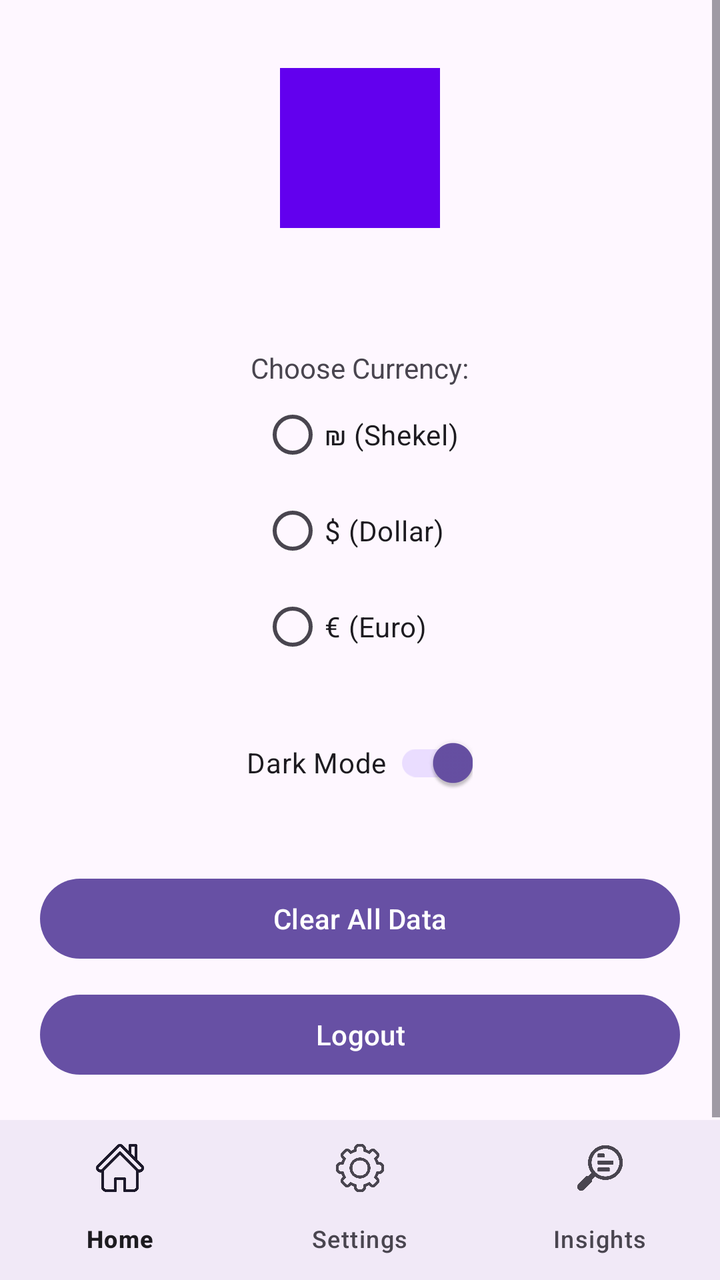
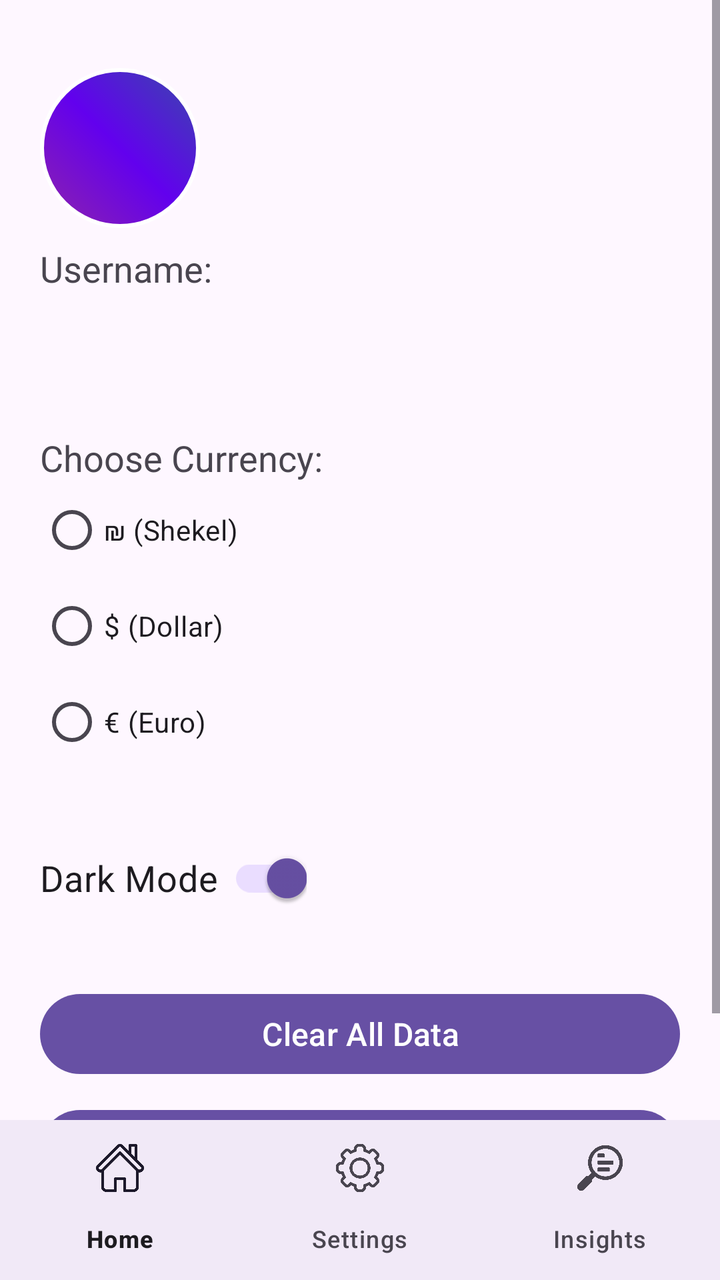

The first picture is an Android layout as it rendered before a commit; the second is the same layout after the commit. The layout source and the unified diff follow.
<!-- AndroidManifest.xml: application theme Theme.Finsight1 -->
<!-- res/layout/activity_settings.xml -->
<?xml version="1.0" encoding="utf-8"?>
<androidx.constraintlayout.widget.ConstraintLayout
    xmlns:android="http://schemas.android.com/apk/res/android"
    xmlns:app="http://schemas.android.com/apk/res-auto"
    android:id="@+id/main"
    android:layout_width="match_parent"
    android:layout_height="match_parent">

    <ScrollView
        android:layout_width="match_parent"
        android:layout_height="0dp"
        app:layout_constraintTop_toTopOf="parent"
        app:layout_constraintBottom_toTopOf="@id/bottom_navigation">

        <LinearLayout
            android:layout_width="match_parent"
            android:layout_height="wrap_content"
            android:orientation="vertical"
            android:gravity="center_horizontal"
            android:padding="20dp">

            <TextView
                android:id="@+id/tvNameIcon"
                android:layout_width="80dp"
                android:layout_height="80dp"
                android:background="@drawable/circle_background"
                android:gravity="center"
                android:textColor="#FFFFFF"
                android:textSize="32sp"
                android:layout_marginTop="14dp"/>

            <TextView
                android:id="@+id/tvUsername"
                android:layout_width="wrap_content"
                android:layout_height="wrap_content"
                android:textSize="24sp"
                android:layout_marginTop="8dp"/>

            <TextView
                android:id="@+id/tvCurrency"
                android:layout_width="wrap_content"
                android:layout_height="wrap_content"
                android:text="Choose Currency:"
                android:layout_marginTop="20dp"/>

            <RadioGroup
                android:id="@+id/rbGroup"
                android:layout_width="wrap_content"
                android:layout_height="wrap_content">
                <RadioButton
                    android:id="@+id/rbShekel"
                    android:layout_width="wrap_content"
                    android:layout_height="wrap_content"
                    android:text="₪ (Shekel)"/>

                <RadioButton
                    android:id="@+id/rbDollar"
                    android:layout_width="wrap_content"
                    android:layout_height="wrap_content"
                    android:text="$ (Dollar)"/>

                <RadioButton
                    android:id="@+id/rbEuro"
                    android:layout_width="wrap_content"
                    android:layout_height="wrap_content"
                    android:text="€ (Euro)"/>
            </RadioGroup>

            <androidx.appcompat.widget.SwitchCompat
                android:id="@+id/swDarkMode"
                android:layout_width="wrap_content"
                android:layout_height="wrap_content"
                android:layout_marginTop="20dp"
                android:text="Dark Mode "
                android:checked="true"/>

            <Button
                android:id="@+id/btnClearData"
                android:layout_width="match_parent"
                android:layout_height="wrap_content"
                android:layout_marginTop="30dp"
                android:text="Clear All Data" />

            <Button
                android:id="@+id/btnLogout"
                android:layout_width="match_parent"
                android:layout_height="wrap_content"
                android:layout_marginTop="10dp"
                android:text="Logout"/>

        </LinearLayout>
    </ScrollView>

    <com.google.android.material.bottomnavigation.BottomNavigationView
        android:id="@+id/bottom_navigation"
        android:layout_width="match_parent"
        android:layout_height="wrap_content"
        android:background="?android:attr/windowBackground"
        app:menu="@menu/bottom_nav_menu"
        app:layout_constraintBottom_toBottomOf="parent"/>

</androidx.constraintlayout.widget.ConstraintLayout>
<!-- resources referenced by this layout -->
<resources>
  <!-- drawable circle_background (drawable) -->
  <shape xmlns:android="oval">
      <solid android:color="#6200EE" />
      <size android:width="60dp" android:height="60dp" />
  
  </shape>
  <style name="Theme.Finsight1" parent="Base.Theme.Finsight1" />
  <style name="Base.Theme.Finsight1" parent="Theme.Material3.DayNight.NoActionBar">
          
          
      </style>
</resources>

<!-- the commit's change to res/layout/activity_settings.xml (unified diff, before → after) -->
@@ -16,7 +16,6 @@
             android:layout_width="match_parent"
             android:layout_height="wrap_content"
             android:orientation="vertical"
-            android:gravity="center_horizontal"
             android:padding="20dp">
 
             <TextView
@@ -30,7 +29,15 @@
                 android:layout_marginTop="14dp"/>
 
             <TextView
-                android:id="@+id/tvUsername"
+                android:id="@+id/tvUsername1"
+                android:layout_width="wrap_content"
+                android:layout_height="wrap_content"
+                android:textSize="18sp"
+                android:text="Username:"
+                android:layout_marginTop="8dp"/>
+
+            <TextView
+                android:id="@+id/tvUsername2"
                 android:layout_width="wrap_content"
                 android:layout_height="wrap_content"
                 android:textSize="24sp"
@@ -40,8 +47,9 @@
                 android:id="@+id/tvCurrency"
                 android:layout_width="wrap_content"
                 android:layout_height="wrap_content"
+                android:textSize="18sp"
                 android:text="Choose Currency:"
-                android:layout_marginTop="20dp"/>
+                android:layout_marginTop="30dp"/>
 
             <RadioGroup
                 android:id="@+id/rbGroup"
@@ -70,8 +78,9 @@
                 android:id="@+id/swDarkMode"
                 android:layout_width="wrap_content"
                 android:layout_height="wrap_content"
-                android:layout_marginTop="20dp"
+                android:layout_marginTop="30dp"
                 android:text="Dark Mode "
+                android:textSize="18sp"
                 android:checked="true"/>
 
             <Button
@@ -79,6 +88,7 @@
                 android:layout_width="match_parent"
                 android:layout_height="wrap_content"
                 android:layout_marginTop="30dp"
+                android:textSize="16sp"
                 android:text="Clear All Data" />
 
             <Button
@@ -86,6 +96,7 @@
                 android:layout_width="match_parent"
                 android:layout_height="wrap_content"
                 android:layout_marginTop="10dp"
+                android:textSize="16sp"
                 android:text="Logout"/>
 
         </LinearLayout>
<!-- resource entries referenced after the edit -->
@@ -1,10 +1,23 @@
 <!-- resources referenced by this layout -->
 <resources>
   <!-- drawable circle_background (drawable) -->
-  <shape xmlns:android="oval">
-      <solid android:color="#6200EE" />
-      <size android:width="60dp" android:height="60dp" />
+  <?xml version="1.0" encoding="utf-8"?>
+  <shape xmlns:android="http://schemas.android.com/apk/res/android"
+      android:shape="oval">
   
+      <gradient
+          android:startColor="#8E24AA"
+          android:centerColor="#6200EE"
+          android:endColor="#3949AB"
+          android:angle="45" />
+  
+      <stroke
+          android:width="2dp"
+          android:color="#FFFFFF" />
+  
+      <size
+          android:width="80dp"
+          android:height="80dp" />
   </shape>
   <style name="Theme.Finsight1" parent="Base.Theme.Finsight1" />
   <style name="Base.Theme.Finsight1" parent="Theme.Material3.DayNight.NoActionBar">
